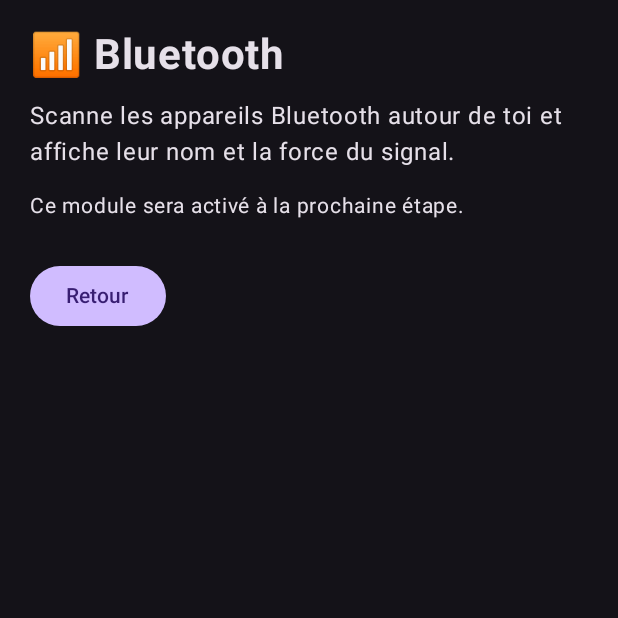
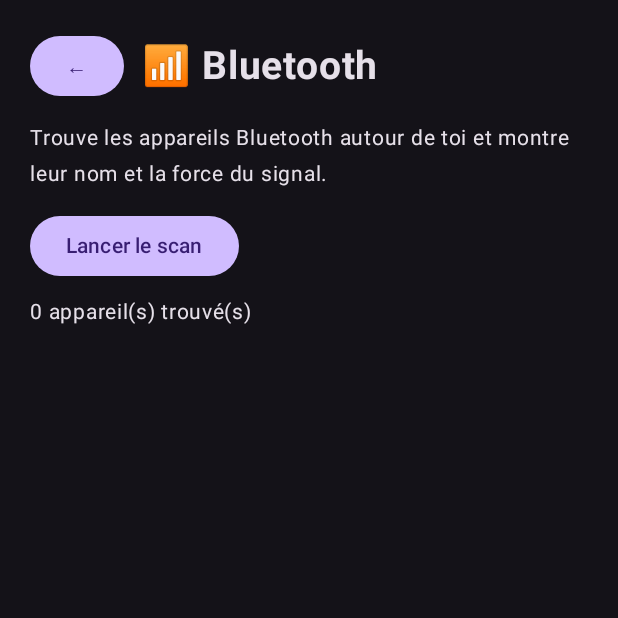
Before and after one commit to osintra01/wireless-toolkit, an Android app built with Jetpack Compose: the screen it shows after launch (MainActivity), after a tap on an icon or button, on a phone screen of 412 x 824 dp, the top half of it. Run offline under Robolectric (Android 15) with nearby library versions, the phone set to English and light mode, and no system bars.

Commit message:
Modules fonctionnels

```diff
--- a/app/build.gradle.kts
+++ b/app/build.gradle.kts
@@ -11,8 +11,8 @@ android {
         applicationId = "com.osintra.toolkit"
         minSdk = 26
         targetSdk = 34
-        versionCode = 1
-        versionName = "0.1"
+        versionCode = 2
+        versionName = "0.2"
     }
 
     buildTypes {
@@ -41,4 +41,5 @@ dependencies {
     implementation(platform("androidx.compose:compose-bom:2024.06.00"))
     implementation("androidx.compose.ui:ui")
     implementation("androidx.compose.material3:material3")
+    implementation("org.jetbrains.kotlinx:kotlinx-coroutines-android:1.8.1")
 }
--- /dev/null
+++ b/app/src/main/java/com/osintra/toolkit/BluetoothScreen.kt
@@ -0,0 +1,129 @@
+package com.osintra.toolkit
+
+import android.Manifest
+import android.annotation.SuppressLint
+import android.bluetooth.BluetoothAdapter
+import android.bluetooth.BluetoothManager
+import android.bluetooth.le.ScanCallback
+import android.bluetooth.le.ScanResult
+import android.content.Context
+import android.os.Build
+import androidx.compose.foundation.layout.Column
+import androidx.compose.foundation.layout.ColumnScope
+import androidx.compose.foundation.layout.Spacer
+import androidx.compose.foundation.layout.fillMaxWidth
+import androidx.compose.foundation.layout.height
+import androidx.compose.foundation.layout.padding
+import androidx.compose.foundation.lazy.LazyColumn
+import androidx.compose.foundation.lazy.items
+import androidx.compose.material3.Button
+import androidx.compose.material3.Card
+import androidx.compose.material3.Text
+import androidx.compose.runtime.Composable
+import androidx.compose.runtime.DisposableEffect
+import androidx.compose.runtime.getValue
+import androidx.compose.runtime.mutableStateMapOf
+import androidx.compose.runtime.mutableStateOf
+import androidx.compose.runtime.remember
+import androidx.compose.runtime.setValue
+import androidx.compose.ui.Modifier
+import androidx.compose.ui.platform.LocalContext
+import androidx.compose.ui.text.font.FontWeight
+import androidx.compose.ui.unit.dp
+import androidx.compose.ui.unit.sp
+
+data class BleDevice(val name: String, val address: String, val rssi: Int)
+
+fun bluetoothPerms(): List<String> =
+    if (Build.VERSION.SDK_INT >= 31) {
+        listOf(Manifest.permission.BLUETOOTH_SCAN, Manifest.permission.BLUETOOTH_CONNECT)
+    } else {
+        listOf(Manifest.permission.ACCESS_FINE_LOCATION)
+    }
+
+@Composable
+fun ColumnScope.BluetoothScreen() {
+    PermissionGate(
+        bluetoothPerms(),
+        "Android demande ton autorisation pour chercher les appareils Bluetooth proches."
+    ) {
+        BluetoothContent()
+    }
+}
+
+@SuppressLint("MissingPermission")
+@Composable
+fun ColumnScope.BluetoothContent() {
+    val context = LocalContext.current
+    val adapter: BluetoothAdapter? = remember {
+        (context.getSystemService(Context.BLUETOOTH_SERVICE) as? BluetoothManager)?.adapter
+    }
+    val devices = remember { mutableStateMapOf<String, BleDevice>() }
+    var scanning by remember { mutableStateOf(false) }
+    var message by remember { mutableStateOf("") }
+
+    val callback = remember {
+        object : ScanCallback() {
+            override fun onScanResult(callbackType: Int, result: ScanResult) {
+                val address = result.device.address
+                var name: String? = null
+                try {
+                    name = result.device.name
+                } catch (e: SecurityException) {
+                }
+                if (name == null) name = result.scanRecord?.deviceName
+                devices[address] = BleDevice(name ?: "(sans nom)", address, result.rssi)
+            }
+        }
+    }
+
+    DisposableEffect(Unit) {
+        onDispose {
+            try {
+                adapter?.bluetoothLeScanner?.stopScan(callback)
+            } catch (e: Exception) {
+            }
+        }
+    }
+
+    if (adapter == null) {
+        Text("Ce téléphone n'a pas de Bluetooth.", fontSize = 15.sp)
+    } else {
+        Button(onClick = {
+            if (scanning) {
+                try {
+                    adapter.bluetoothLeScanner?.stopScan(callback)
+                } catch (e: Exception) {
+                }
+                scanning = false
+            } else if (!adapter.isEnabled) {
+                message = "Le Bluetooth est éteint : active-le dans les réglages rapides, puis relance."
+            } else {
+                devices.clear()
+                try {
+                    adapter.bluetoothLeScanner.startScan(callback)
+                    scanning = true
+                    message = ""
+                } catch (e: Exception) {
+                    message = "Impossible de lancer le scan : ${e.message}"
+                }
+            }
+        }) {
+            Text(if (scanning) "Arrêter le scan" else "Lancer le scan")
+        }
+        Spacer(Modifier.height(8.dp))
+        if (message.isNotEmpty()) Text(message, fontSize = 14.sp)
+        Text("${devices.size} appareil(s) trouvé(s)", fontSize = 14.sp)
+        Spacer(Modifier.height(8.dp))
+        LazyColumn(modifier = Modifier.weight(1f)) {
+            items(devices.values.sortedByDescending { it.rssi }) { d ->
+                Card(modifier = Modifier.fillMaxWidth().padding(vertical = 4.dp)) {
+                    Column(modifier = Modifier.padding(12.dp)) {
+                        Text(d.name, fontSize = 17.sp, fontWeight = FontWeight.Bold)
+                        Text("${d.address}  •  ${d.rssi} dBm  •  ${signalLabel(d.rssi)}", fontSize = 13.sp)
+                    }
+                }
+            }
+        }
+    }
+}
--- /dev/null
+++ b/app/src/main/java/com/osintra/toolkit/Common.kt
@@ -0,0 +1,45 @@
+package com.osintra.toolkit
+
+import android.content.Context
+import android.content.pm.PackageManager
+import androidx.activity.compose.rememberLauncherForActivityResult
+import androidx.activity.result.contract.ActivityResultContracts
+import androidx.compose.foundation.layout.ColumnScope
+import androidx.compose.material3.Button
+import androidx.compose.material3.Text
+import androidx.compose.runtime.Composable
+import androidx.compose.runtime.getValue
+import androidx.compose.runtime.mutableStateOf
+import androidx.compose.runtime.remember
+import androidx.compose.runtime.setValue
+import androidx.compose.ui.platform.LocalContext
+import androidx.compose.ui.unit.sp
+import androidx.core.content.ContextCompat
+
+fun hasPerms(context: Context, perms: List<String>): Boolean =
+    perms.all { ContextCompat.checkSelfPermission(context, it) == PackageManager.PERMISSION_GRANTED }
+
+fun signalLabel(rssi: Int): String = when {
+    rssi >= -60 -> "très proche"
+    rssi >= -75 -> "proche"
+    else -> "loin"
+}
+
+@Composable
+fun ColumnScope.PermissionGate(
+    perms: List<String>,
+    why: String,
+    content: @Composable ColumnScope.() -> Unit
+) {
+    val context = LocalContext.current
+    var granted by remember { mutableStateOf(hasPerms(context, perms)) }
+    val launcher = rememberLauncherForActivityResult(ActivityResultContracts.RequestMultiplePermissions()) {
+        granted = hasPerms(context, perms)
+    }
+    if (granted) {
+        content()
+    } else {
+        Text(why, fontSize = 15.sp)
+        Button(onClick = { launcher.launch(perms.toTypedArray()) }) { Text("Autoriser") }
+    }
+}
--- a/app/src/main/java/com/osintra/toolkit/MainActivity.kt
+++ b/app/src/main/java/com/osintra/toolkit/MainActivity.kt
@@ -7,6 +7,7 @@ import androidx.activity.compose.setContent
 import androidx.compose.foundation.clickable
 import androidx.compose.foundation.layout.Arrangement
 import androidx.compose.foundation.layout.Column
+import androidx.compose.foundation.layout.ColumnScope
 import androidx.compose.foundation.layout.Row
 import androidx.compose.foundation.layout.Spacer
 import androidx.compose.foundation.layout.fillMaxSize
@@ -14,6 +15,7 @@ import androidx.compose.foundation.layout.fillMaxWidth
 import androidx.compose.foundation.layout.height
 import androidx.compose.foundation.layout.padding
 import androidx.compose.foundation.layout.statusBarsPadding
+import androidx.compose.foundation.layout.width
 import androidx.compose.material3.Button
 import androidx.compose.material3.Card
 import androidx.compose.material3.MaterialTheme
@@ -25,19 +27,20 @@ import androidx.compose.runtime.getValue
 import androidx.compose.runtime.mutableStateOf
 import androidx.compose.runtime.remember
 import androidx.compose.runtime.setValue
+import androidx.compose.ui.Alignment
 import androidx.compose.ui.Modifier
 import androidx.compose.ui.text.font.FontWeight
 import androidx.compose.ui.unit.dp
 import androidx.compose.ui.unit.sp
 
-data class Module(val emoji: String, val title: String, val description: String)
+data class Module(val id: String, val emoji: String, val title: String, val description: String)
 
 val modules = listOf(
-    Module("📶", "Bluetooth", "Scanne les appareils Bluetooth autour de toi et affiche leur nom et la force du signal."),
-    Module("📡", "Wi-Fi", "Analyse les réseaux Wi-Fi proches : signal, canal et sécurité."),
-    Module("💳", "NFC", "Lis les puces NFC compatibles (cartes, badges, étiquettes)."),
-    Module("📺", "Infrarouge", "Télécommande universelle, si ton téléphone a un émetteur infrarouge."),
-    Module("🌐", "Réseau", "Infos sur ta connexion, ping et tests de débit.")
+    Module("bluetooth", "📶", "Bluetooth", "Trouve les appareils Bluetooth autour de toi et montre leur nom et la force du signal."),
+    Module("wifi", "📡", "Wi-Fi", "Liste les réseaux Wi-Fi proches et te dit quel canal est le moins encombré."),
+    Module("nfc", "💳", "NFC", "Approche une carte ou une étiquette NFC du dos du téléphone pour lire son contenu."),
+    Module("ir", "📺", "Infrarouge", "Utilise l'émetteur infrarouge du téléphone comme télécommande."),
+    Module("network", "🌐", "Réseau", "Affiche ta connexion actuelle et teste la vitesse de réponse d'un site.")
 )
 
 class MainActivity : ComponentActivity() {
@@ -63,7 +66,7 @@ fun App() {
         if (current == null) {
             HomeScreen { selected = it }
         } else {
-            DetailScreen(current) { selected = null }
+            ModuleScreen(current) { selected = null }
         }
     }
 }
@@ -76,9 +79,9 @@ fun HomeScreen(onOpen: (Module) -> Unit) {
     Column(verticalArrangement = Arrangement.spacedBy(12.dp)) {
         modules.forEach { m ->
             Card(modifier = Modifier.fillMaxWidth().clickable { onOpen(m) }) {
-                Row(modifier = Modifier.padding(20.dp)) {
+                Row(modifier = Modifier.padding(20.dp), verticalAlignment = Alignment.CenterVertically) {
                     Text(m.emoji, fontSize = 32.sp)
-                    Spacer(Modifier.padding(8.dp))
+                    Spacer(Modifier.width(16.dp))
                     Text(m.title, fontSize = 22.sp, fontWeight = FontWeight.Medium)
                 }
             }
@@ -87,12 +90,20 @@ fun HomeScreen(onOpen: (Module) -> Unit) {
 }
 
 @Composable
-fun DetailScreen(module: Module, onBack: () -> Unit) {
-    Text("${module.emoji} ${module.title}", fontSize = 28.sp, fontWeight = FontWeight.Bold)
+fun ColumnScope.ModuleScreen(module: Module, onBack: () -> Unit) {
+    Row(verticalAlignment = Alignment.CenterVertically) {
+        Button(onClick = onBack) { Text("←") }
+        Spacer(Modifier.width(12.dp))
+        Text("${module.emoji} ${module.title}", fontSize = 26.sp, fontWeight = FontWeight.Bold)
+    }
     Spacer(Modifier.height(12.dp))
-    Text(module.description, fontSize = 16.sp)
+    Text(module.description, fontSize = 14.sp)
     Spacer(Modifier.height(12.dp))
-    Text("Ce module sera activé à la prochaine étape.", fontSize = 14.sp)
-    Spacer(Modifier.height(24.dp))
-    Button(onClick = onBack) { Text("Retour") }
+    when (module.id) {
+        "bluetooth" -> BluetoothScreen()
+        "wifi" -> WifiScreen()
+        "nfc" -> NfcScreen()
+        "ir" -> InfraredScreen()
+        "network" -> NetworkScreen()
+    }
 }
```
Also changed, not shown: app/src/main/AndroidManifest.xml (+18 -0 lines), app/src/main/java/com/osintra/toolkit/InfraredScreen.kt (added, +94 -0 lines), app/src/main/java/com/osintra/toolkit/NetworkScreen.kt (added, +132 -0 lines), app/src/main/java/com/osintra/toolkit/NfcScreen.kt (added, +122 -0 lines), app/src/main/java/com/osintra/toolkit/WifiScreen.kt (added, +158 -0 lines).
